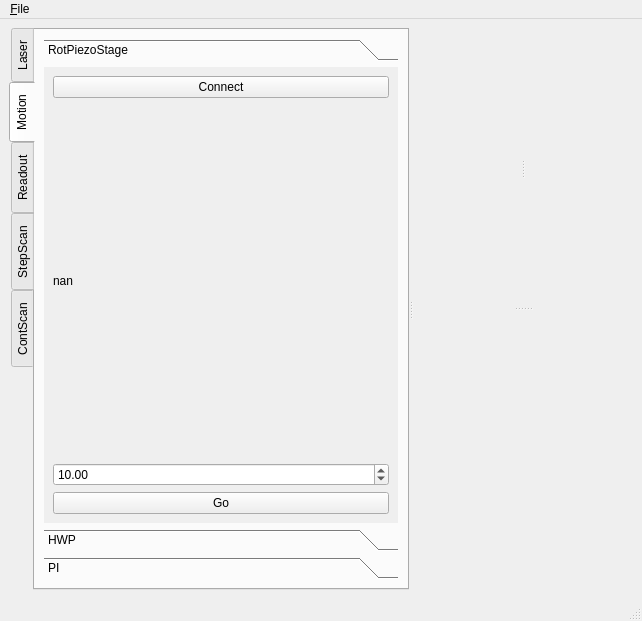
Qt form microV.ui (xkronosua/microV) before a commit.
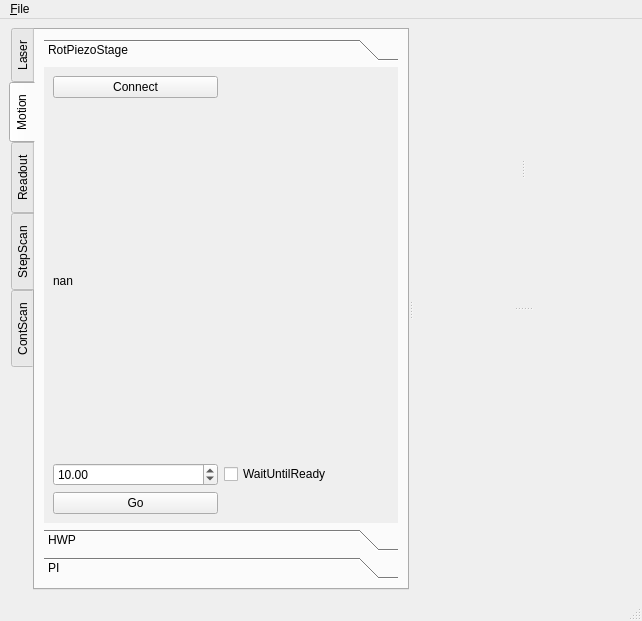
The same form after that commit. The open tabs and pages were chosen to show the change.

```diff
--- a/microV.ui
+++ b/microV.ui
@@ -49,6 +49,14 @@
             <number>2</number>
            </property>
            <widget class="QWidget" name="page">
+            <property name="geometry">
+             <rect>
+              <x>0</x>
+              <y>0</y>
+              <width>356</width>
+              <height>457</height>
+             </rect>
+            </property>
             <attribute name="label">
              <string>RotPiezoStage</string>
             </attribute>
@@ -58,6 +66,9 @@
                <property name="text">
                 <string>Connect</string>
                </property>
+               <property name="checkable">
+                <bool>true</bool>
+               </property>
               </widget>
              </item>
              <item row="2" column="0">
@@ -87,6 +98,13 @@
                </property>
               </widget>
              </item>
+             <item row="2" column="1">
+              <widget class="QCheckBox" name="rotPiezoStage_wait">
+               <property name="text">
+                <string>WaitUntilReady</string>
+               </property>
+              </widget>
+             </item>
             </layout>
            </widget>
            <widget class="QWidget" name="HWP">
```
Left out of the diff: 47 changed lines with no effect on the pictures.
